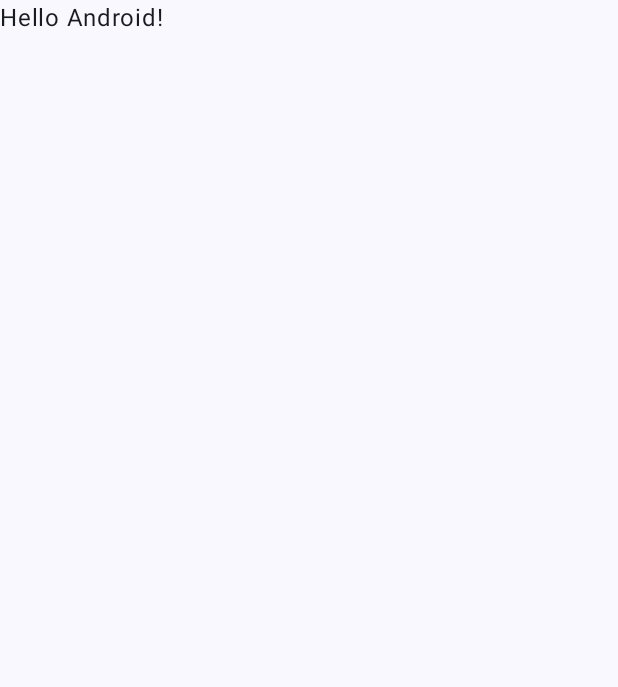
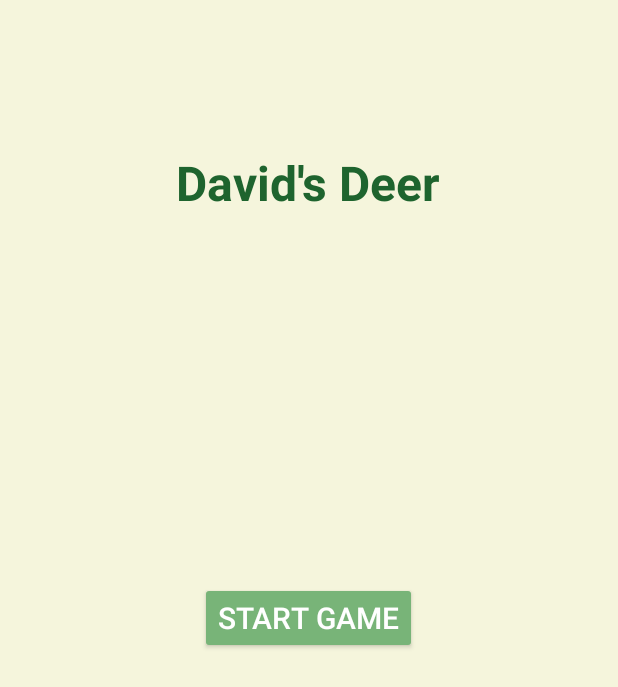
Before and after one commit to Ataraxiaii/David-Deer, an Android app built with Jetpack Compose: the screen it shows after launch (MainActivity before the commit, StartActivity after it), on a phone screen of 412 x 824 dp. Before the commit the part shown is almost empty. Shown: the top 687 px of the screen. Run offline under Robolectric (Android 15) with nearby library versions, the light colour scheme and no system bars.

Commit message:
Achieved the transition from the start interface to the main interface.

```diff
--- a/app/build.gradle.kts
+++ b/app/build.gradle.kts
@@ -49,6 +49,7 @@ dependencies {
     implementation(libs.androidx.ui.graphics)
     implementation(libs.androidx.ui.tooling.preview)
     implementation(libs.androidx.material3)
+    implementation(libs.androidx.appcompat)
     testImplementation(libs.junit)
     androidTestImplementation(libs.androidx.junit)
     androidTestImplementation(libs.androidx.espresso.core)
--- a/app/src/main/java/com/daviddeer/daviddeer/MainActivity.kt
+++ b/app/src/main/java/com/daviddeer/daviddeer/MainActivity.kt
@@ -17,6 +17,7 @@ class MainActivity : ComponentActivity() {
     override fun onCreate(savedInstanceState: Bundle?) {
         super.onCreate(savedInstanceState)
         enableEdgeToEdge()
+
         setContent {
             DavidDeerTheme {
                 Scaffold(modifier = Modifier.fillMaxSize()) { innerPadding ->
--- /dev/null
+++ b/app/src/main/java/com/daviddeer/daviddeer/StartActivity.kt
@@ -0,0 +1,20 @@
+package com.daviddeer.daviddeer
+
+import android.content.Intent
+import android.os.Bundle
+import android.widget.Button
+import androidx.activity.ComponentActivity
+
+class StartActivity : ComponentActivity() {
+    override fun onCreate(savedInstanceState: Bundle?) {
+        super.onCreate(savedInstanceState)
+        setContentView(R.layout.activity_start)
+
+        val startButton = findViewById<Button>(R.id.startButton)
+        startButton.setOnClickListener {
+            val intent = Intent(this, MainActivity::class.java)
+            startActivity(intent)
+            finish() // 不让用户按返回键返回开始界面
+        }
+    }
+}
--- /dev/null
+++ b/app/src/main/res/layout/activity_start.xml
@@ -0,0 +1,28 @@
+<?xml version="1.0" encoding="utf-8"?>
+<RelativeLayout xmlns:android="http://schemas.android.com/apk/res/android"
+    android:layout_width="match_parent"
+    android:layout_height="match_parent"
+    android:background="#F5F5DC">
+
+    <TextView
+        android:id="@+id/gameTitle"
+        android:layout_width="wrap_content"
+        android:layout_height="wrap_content"
+        android:text="David's Deer"
+        android:textSize="32sp"
+        android:textStyle="bold"
+        android:layout_centerHorizontal="true"
+        android:layout_marginTop="100dp"
+        android:textColor="#1E642E"/>
+
+    <Button
+        android:id="@+id/startButton"
+        android:layout_width="wrap_content"
+        android:layout_height="wrap_content"
+        android:text="Start Game"
+        android:layout_centerInParent="true"
+        android:backgroundTint="#78B478"
+        android:textColor="#FFFFFF"
+        android:textSize="20sp"/>
+
+</RelativeLayout>
--- a/gradle/libs.versions.toml
+++ b/gradle/libs.versions.toml
@@ -8,6 +8,7 @@ espressoCore = "3.5.1"
 lifecycleRuntimeKtx = "2.6.1"
 activityCompose = "1.8.0"
 composeBom = "2024.09.00"
+appcompat = "1.7.0"
 
 [libraries]
 androidx-core-ktx = { group = "androidx.core", name = "core-ktx", version.ref = "coreKtx" }
@@ -24,6 +25,7 @@ androidx-ui-tooling-preview = { group = "androidx.compose.ui", name = "ui-toolin
 androidx-ui-test-manifest = { group = "androidx.compose.ui", name = "ui-test-manifest" }
 androidx-ui-test-junit4 = { group = "androidx.compose.ui", name = "ui-test-junit4" }
 androidx-material3 = { group = "androidx.compose.material3", name = "material3" }
+androidx-appcompat = { group = "androidx.appcompat", name = "appcompat", version.ref = "appcompat" }
 
 [plugins]
 android-application = { id = "com.android.application", version.ref = "agp" }
```
Also changed, not shown: app/src/main/AndroidManifest.xml (+5 -6 lines), 1 other file.
